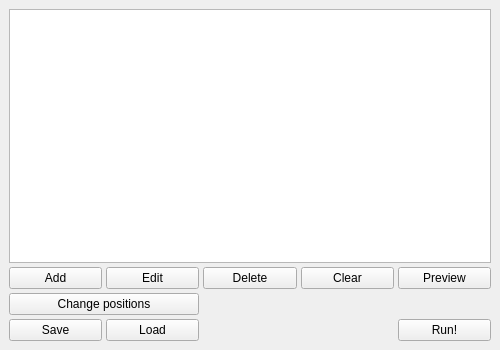
Above: mdma.ui from jakubwiktor/mdma before the change. Below: the same form after it.
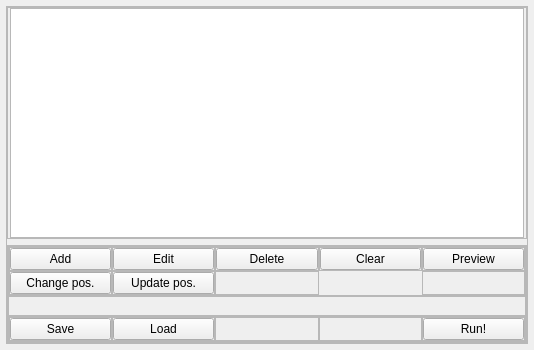
That is the form after the change.

Commit message: changed resising GUI, added acquisition class

The edit to the form file:
```diff
--- a/mdma.ui
+++ b/mdma.ui
@@ -1,122 +1,607 @@
 <?xml version="1.0" encoding="UTF-8"?>
 <ui version="4.0">
- <class>Mdma</class>
- <widget class="QMainWindow" name="Mdma">
-  <property name="enabled">
-   <bool>true</bool>
-  </property>
+ <class>MainWindow</class>
+ <widget class="QMainWindow" name="MainWindow">
   <property name="geometry">
    <rect>
     <x>0</x>
     <y>0</y>
-    <width>500</width>
+    <width>534</width>
     <height>350</height>
    </rect>
   </property>
-  <property name="minimumSize">
-   <size>
-    <width>500</width>
-    <height>350</height>
-   </size>
-  </property>
   <property name="windowTitle">
    <string>Mdma</string>
   </property>
   <widget class="QWidget" name="centralwidget">
-   <property name="enabled">
-    <bool>true</bool>
-   </property>
-   <property name="sizePolicy">
-    <sizepolicy hsizetype="Expanding" vsizetype="Expanding">
-     <horstretch>0</horstretch>
-     <verstretch>0</verstretch>
-    </sizepolicy>
-   </property>
-   <property name="minimumSize">
-    <size>
-     <width>0</width>
-     <height>0</height>
-    </size>
-   </property>
-   <layout class="QGridLayout" name="gridLayout_2">
+   <layout class="QGridLayout" name="gridLayout_3" rowstretch="0">
+    <property name="leftMargin">
+     <number>6</number>
+    </property>
+    <property name="topMargin">
+     <number>6</number>
+    </property>
+    <property name="rightMargin">
+     <number>6</number>
+    </property>
+    <property name="bottomMargin">
+     <number>6</number>
+    </property>
+    <property name="spacing">
+     <number>6</number>
+    </property>
     <item row="0" column="0">
-     <layout class="QGridLayout" name="gridLayout">
-      <property name="spacing">
-       <number>4</number>
+     <widget class="QFrame" name="frame">
+      <property name="frameShape">
+       <enum>QFrame::StyledPanel</enum>
       </property>
-      <item row="1" column="0">
-       <widget class="QPushButton" name="pushButton_addConfiguration">
-        <property name="text">
-         <string>Add</string>
-        </property>
-       </widget>
-      </item>
-      <item row="1" column="1">
-       <widget class="QPushButton" name="pushButton_editConfiguration">
-        <property name="text">
-         <string>Edit</string>
-        </property>
-       </widget>
-      </item>
-      <item row="1" column="2">
-       <widget class="QPushButton" name="pushButton_deleteConfiguration">
-        <property name="text">
-         <string>Delete</string>
-        </property>
-       </widget>
-      </item>
-      <item row="1" column="3">
-       <widget class="QPushButton" name="pushButton_clearConfiguration">
-        <property name="text">
-         <string>Clear</string>
-        </property>
-       </widget>
-      </item>
-      <item row="1" column="4">
-       <widget class="QPushButton" name="pushButton_preview">
-        <property name="sizePolicy">
-         <sizepolicy hsizetype="Minimum" vsizetype="Fixed">
-          <horstretch>0</horstretch>
-          <verstretch>0</verstretch>
-         </sizepolicy>
-        </property>
-        <property name="text">
-         <string>Preview</string>
-        </property>
-       </widget>
-      </item>
-      <item row="2" column="0" colspan="2">
-       <widget class="QPushButton" name="pushButton_changePositions">
-        <property name="text">
-         <string>Change positions</string>
-        </property>
-       </widget>
-      </item>
-      <item row="3" column="0">
-       <widget class="QPushButton" name="pushButton_save">
-        <property name="text">
-         <string>Save</string>
-        </property>
-       </widget>
-      </item>
-      <item row="3" column="1">
-       <widget class="QPushButton" name="pushButton_load">
-        <property name="text">
-         <string>Load</string>
-        </property>
-       </widget>
-      </item>
-      <item row="3" column="4">
-       <widget class="QPushButton" name="pushButton_run">
-        <property name="text">
-         <string>Run!</string>
-        </property>
-       </widget>
-      </item>
-      <item row="0" column="0" colspan="5">
-       <widget class="QListWidget" name="listWidget_configs"/>
-      </item>
-     </layout>
+      <property name="frameShadow">
+       <enum>QFrame::Raised</enum>
+      </property>
+      <layout class="QGridLayout" name="gridLayout_2">
+       <property name="leftMargin">
+        <number>0</number>
+       </property>
+       <property name="topMargin">
+        <number>0</number>
+       </property>
+       <property name="rightMargin">
+        <number>0</number>
+       </property>
+       <property name="bottomMargin">
+        <number>0</number>
+       </property>
+       <property name="horizontalSpacing">
+        <number>0</number>
+       </property>
+       <property name="verticalSpacing">
+        <number>6</number>
+       </property>
+       <item row="1" column="0">
+        <widget class="QFrame" name="frame_3">
+         <property name="frameShape">
+          <enum>QFrame::StyledPanel</enum>
+         </property>
+         <property name="frameShadow">
+          <enum>QFrame::Raised</enum>
+         </property>
+         <layout class="QVBoxLayout" name="verticalLayout_2">
+          <property name="spacing">
+           <number>0</number>
+          </property>
+          <property name="leftMargin">
+           <number>0</number>
+          </property>
+          <property name="topMargin">
+           <number>0</number>
+          </property>
+          <property name="rightMargin">
+           <number>0</number>
+          </property>
+          <property name="bottomMargin">
+           <number>0</number>
+          </property>
+          <item>
+           <widget class="QFrame" name="frame_4">
+            <property name="frameShape">
+             <enum>QFrame::StyledPanel</enum>
+            </property>
+            <property name="frameShadow">
+             <enum>QFrame::Raised</enum>
+            </property>
+            <layout class="QGridLayout" name="gridLayout">
+             <property name="leftMargin">
+              <number>0</number>
+             </property>
+             <property name="topMargin">
+              <number>0</number>
+             </property>
+             <property name="rightMargin">
+              <number>0</number>
+             </property>
+             <property name="bottomMargin">
+              <number>0</number>
+             </property>
+             <property name="spacing">
+              <number>0</number>
+             </property>
+             <item row="1" column="1">
+              <widget class="QFrame" name="frame_13">
+               <property name="frameShape">
+                <enum>QFrame::StyledPanel</enum>
+               </property>
+               <property name="frameShadow">
+                <enum>QFrame::Raised</enum>
+               </property>
+               <layout class="QHBoxLayout" name="horizontalLayout_8">
+                <property name="spacing">
+                 <number>0</number>
+                </property>
+                <property name="leftMargin">
+                 <number>0</number>
+                </property>
+                <property name="topMargin">
+                 <number>0</number>
+                </property>
+                <property name="rightMargin">
+                 <number>0</number>
+                </property>
+                <property name="bottomMargin">
+                 <number>0</number>
+                </property>
+                <item>
+                 <widget class="QPushButton" name="pushButton_updatePositions">
+                  <property name="text">
+                   <string>Update pos.</string>
+                  </property>
+                 </widget>
+                </item>
+               </layout>
+              </widget>
+             </item>
+             <item row="1" column="0">
+              <widget class="QFrame" name="frame_12">
+               <property name="frameShape">
+                <enum>QFrame::StyledPanel</enum>
+               </property>
+               <property name="frameShadow">
+                <enum>QFrame::Raised</enum>
+               </property>
+               <layout class="QHBoxLayout" name="horizontalLayout_7">
+                <property name="spacing">
+                 <number>0</number>
+                </property>
+                <property name="leftMargin">
+                 <number>0</number>
+                </property>
+                <property name="topMargin">
+                 <number>0</number>
+                </property>
+                <property name="rightMargin">
+                 <number>0</number>
+                </property>
+                <property name="bottomMargin">
+                 <number>0</number>
+                </property>
+                <item>
+                 <widget class="QPushButton" name="pushButton_changePositions">
+                  <property name="text">
+                   <string>Change pos.</string>
+                  </property>
+                 </widget>
+                </item>
+               </layout>
+              </widget>
+             </item>
+             <item row="0" column="0">
+              <widget class="QFrame" name="frame_7">
+               <property name="frameShape">
+                <enum>QFrame::StyledPanel</enum>
+               </property>
+               <property name="frameShadow">
+                <enum>QFrame::Raised</enum>
+               </property>
+               <layout class="QVBoxLayout" name="verticalLayout_3">
+                <property name="spacing">
+                 <number>0</number>
+                </property>
+                <property name="leftMargin">
+                 <number>0</number>
+                </property>
+                <property name="topMargin">
+                 <number>0</number>
+                </property>
+                <property name="rightMargin">
+                 <number>0</number>
+                </property>
+                <property name="bottomMargin">
+                 <number>0</number>
+                </property>
+                <item>
+                 <widget class="QPushButton" name="pushButton_addConfiguration">
+                  <property name="sizePolicy">
+                   <sizepolicy hsizetype="Minimum" vsizetype="Fixed">
+                    <horstretch>0</horstretch>
+                    <verstretch>0</verstretch>
+                   </sizepolicy>
+                  </property>
+                  <property name="text">
+                   <string>Add</string>
+                  </property>
+                 </widget>
+                </item>
+               </layout>
+              </widget>
+             </item>
+             <item row="0" column="2">
+              <widget class="QFrame" name="frame_9">
+               <property name="frameShape">
+                <enum>QFrame::StyledPanel</enum>
+               </property>
+               <property name="frameShadow">
+                <enum>QFrame::Raised</enum>
+               </property>
+               <layout class="QVBoxLayout" name="verticalLayout_5">
+                <property name="spacing">
+                 <number>0</number>
+                </property>
+                <property name="leftMargin">
+                 <number>0</number>
+                </property>
+                <property name="topMargin">
+                 <number>0</number>
+                </property>
+                <property name="rightMargin">
+                 <number>0</number>
+                </property>
+                <property name="bottomMargin">
+                 <number>0</number>
+                </property>
+                <item>
+                 <widget class="QPushButton" name="pushButton_deleteConfiguration">
+                  <property name="sizePolicy">
+                   <sizepolicy hsizetype="Minimum" vsizetype="Fixed">
+                    <horstretch>0</horstretch>
+                    <verstretch>0</verstretch>
+                   </sizepolicy>
+                  </property>
+                  <property name="text">
+                   <string>Delete</string>
+                  </property>
+                 </widget>
+                </item>
+               </layout>
+              </widget>
+             </item>
+             <item row="0" column="1">
+              <widget class="QFrame" name="frame_8">
+               <property name="frameShape">
+                <enum>QFrame::StyledPanel</enum>
+               </property>
+               <property name="frameShadow">
+                <enum>QFrame::Raised</enum>
+               </property>
+               <layout class="QVBoxLayout" name="verticalLayout_4">
+                <property name="spacing">
+                 <number>0</number>
+                </property>
+                <property name="leftMargin">
+                 <number>0</number>
+                </property>
+                <property name="topMargin">
+                 <number>0</number>
+                </property>
+                <property name="rightMargin">
+                 <number>0</number>
+                </property>
+                <property name="bottomMargin">
+                 <number>0</number>
+                </property>
+                <item>
+                 <widget class="QPushButton" name="pushButton_editConfiguration">
+                  <property name="sizePolicy">
+                   <sizepolicy hsizetype="Minimum" vsizetype="Fixed">
+                    <horstretch>0</horstretch>
+                    <verstretch>0</verstretch>
+                   </sizepolicy>
+                  </property>
+                  <property name="text">
+                   <string>Edit</string>
+                  </property>
+                 </widget>
+                </item>
+               </layout>
+              </widget>
+             </item>
+             <item row="0" column="4">
+              <widget class="QFrame" name="frame_11">
+               <property name="sizePolicy">
+                <sizepolicy hsizetype="Minimum" vsizetype="Preferred">
+                 <horstretch>0</horstretch>
+                 <verstretch>0</verstretch>
+                </sizepolicy>
+               </property>
+               <property name="frameShape">
+                <enum>QFrame::StyledPanel</enum>
+               </property>
+               <property name="frameShadow">
+                <enum>QFrame::Raised</enum>
+               </property>
+               <layout class="QVBoxLayout" name="verticalLayout_7">
+                <property name="spacing">
+                 <number>0</number>
+                </property>
+                <property name="leftMargin">
+                 <number>0</number>
+                </property>
+                <property name="topMargin">
+                 <number>0</number>
+                </property>
+                <property name="rightMargin">
+                 <number>0</number>
+                </property>
+                <property name="bottomMargin">
+                 <number>0</number>
+                </property>
+                <item>
+                 <widget class="QPushButton" name="pushButton_preview">
+                  <property name="sizePolicy">
+                   <sizepolicy hsizetype="Preferred" vsizetype="Fixed">
+                    <horstretch>0</horstretch>
+                    <verstretch>0</verstretch>
+                   </sizepolicy>
+                  </property>
+                  <property name="text">
+                   <string>Preview</string>
+                  </property>
+                 </widget>
+                </item>
+               </layout>
+              </widget>
+             </item>
+             <item row="1" column="4">
+              <widget class="QFrame" name="frame_16">
+               <property name="frameShape">
+                <enum>QFrame::StyledPanel</enum>
+               </property>
+               <property name="frameShadow">
+                <enum>QFrame::Raised</enum>
+               </property>
+              </widget>
+             </item>
+             <item row="1" column="2">
+              <widget class="QFrame" name="frame_14">
+               <property name="frameShape">
+                <enum>QFrame::StyledPanel</enum>
+               </property>
+               <property name="frameShadow">
+                <enum>QFrame::Raised</enum>
+               </property>
+              </widget>
+             </item>
+             <item row="0" column="3">
+              <widget class="QFrame" name="frame_10">
+               <property name="frameShape">
+                <enum>QFrame::StyledPanel</enum>
+               </property>
+               <property name="frameShadow">
+                <enum>QFrame::Raised</enum>
+               </property>
+               <layout class="QVBoxLayout" name="verticalLayout_6">
+                <property name="spacing">
+                 <number>0</number>
+                </property>
+                <property name="leftMargin">
+                 <number>0</number>
+                </property>
+                <property name="topMargin">
+                 <number>0</number>
+                </property>
+                <property name="rightMargin">
+                 <number>0</number>
+                </property>
+                <property name="bottomMargin">
+                 <number>0</number>
+                </property>
+                <item>
+                 <widget class="QPushButton" name="pushButton_clearConfiguration">
+                  <property name="sizePolicy">
+                   <sizepolicy hsizetype="Minimum" vsizetype="Fixed">
+                    <horstretch>0</horstretch>
+                    <verstretch>0</verstretch>
+                   </sizepolicy>
+                  </property>
+                  <property name="text">
+                   <string>Clear</string>
+                  </property>
+                 </widget>
+                </item>
+               </layout>
+              </widget>
+             </item>
+            </layout>
+           </widget>
+          </item>
+          <item>
+           <widget class="QFrame" name="frame_5">
+            <property name="minimumSize">
+             <size>
+              <width>0</width>
+              <height>20</height>
+             </size>
+            </property>
+            <property name="frameShape">
+             <enum>QFrame::StyledPanel</enum>
+            </property>
+            <property name="frameShadow">
+             <enum>QFrame::Raised</enum>
+            </property>
+           </widget>
+          </item>
+          <item>
+           <widget class="QFrame" name="frame_6">
+            <property name="frameShape">
+             <enum>QFrame::StyledPanel</enum>
+            </property>
+            <property name="frameShadow">
+             <enum>QFrame::Raised</enum>
+            </property>
+            <layout class="QHBoxLayout" name="horizontalLayout_11">
+             <property name="spacing">
+              <number>0</number>
+             </property>
+             <property name="leftMargin">
+              <number>0</number>
+             </property>
+             <property name="topMargin">
+              <number>0</number>
+             </property>
+             <property name="rightMargin">
+              <number>0</number>
+             </property>
+             <property name="bottomMargin">
+              <number>0</number>
+             </property>
+             <item>
+              <widget class="QFrame" name="frame_17">
+               <property name="frameShape">
+                <enum>QFrame::StyledPanel</enum>
+               </property>
+               <property name="frameShadow">
+                <enum>QFrame::Raised</enum>
+               </property>
+               <layout class="QHBoxLayout" name="horizontalLayout_10">
+                <property name="spacing">
+                 <number>0</number>
+                </property>
+                <property name="leftMargin">
+                 <number>0</number>
+                </property>
+                <property name="topMargin">
+                 <number>0</number>
+                </property>
+                <property name="rightMargin">
+                 <number>0</number>
+                </property>
+                <property name="bottomMargin">
+                 <number>0</number>
+                </property>
+                <item>
+                 <widget class="QPushButton" name="pushButton_save">
+                  <property name="text">
+                   <string>Save</string>
+                  </property>
+                 </widget>
+                </item>
+               </layout>
+              </widget>
+             </item>
+             <item>
+              <widget class="QFrame" name="frame_18">
+               <property name="frameShape">
+                <enum>QFrame::StyledPanel</enum>
+               </property>
+               <property name="frameShadow">
+                <enum>QFrame::Raised</enum>
+               </property>
+               <layout class="QHBoxLayout" name="horizontalLayout_9">
+                <property name="spacing">
+                 <number>0</number>
+                </property>
+                <property name="leftMargin">
+                 <number>0</number>
+                </property>
+                <property name="topMargin">
+                 <number>0</number>
+                </property>
+                <property name="rightMargin">
+                 <number>0</number>
+                </property>
+                <property name="bottomMargin">
+                 <number>0</number>
+                </property>
+                <item>
+                 <widget class="QPushButton" name="pushButton_load">
+                  <property name="text">
+                   <string>Load</string>
+                  </property>
+                 </widget>
+                </item>
+               </layout>
+              </widget>
+             </item>
+             <item>
+              <widget class="QFrame" name="frame_19">
+               <property name="frameShape">
+                <enum>QFrame::StyledPanel</enum>
+               </property>
+               <property name="frameShadow">
+                <enum>QFrame::Raised</enum>
+               </property>
+              </widget>
+             </item>
+             <item>
+              <widget class="QFrame" name="frame_20">
+               <property name="frameShape">
+                <enum>QFrame::StyledPanel</enum>
+               </property>
+               <property name="frameShadow">
+                <enum>QFrame::Raised</enum>
+               </property>
+              </widget>
+             </item>
+             <item>
+              <widget class="QFrame" name="frame_21">
+               <property name="frameShape">
+                <enum>QFrame::StyledPanel</enum>
+               </property>
+               <property name="frameShadow">
+                <enum>QFrame::Raised</enum>
+               </property>
+               <layout class="QVBoxLayout" name="verticalLayout">
+                <property name="spacing">
+                 <number>0</number>
+                </property>
+                <property name="leftMargin">
+                 <number>0</number>
+                </property>
+                <property name="topMargin">
+                 <number>0</number>
+                </property>
+                <property name="rightMargin">
+                 <number>0</number>
+                </property>
+                <property name="bottomMargin">
+                 <number>0</number>
+                </property>
+                <item>
+                 <widget class="QPushButton" name="pushButton_run">
+                  <property name="text">
+                   <string>Run!</string>
+                  </property>
+                 </widget>
+                </item>
+               </layout>
+              </widget>
+             </item>
+            </layout>
+           </widget>
+          </item>
+         </layout>
+        </widget>
+       </item>
+       <item row="0" column="0">
+        <widget class="QFrame" name="frame_2">
+         <property name="frameShape">
+          <enum>QFrame::StyledPanel</enum>
+         </property>
+         <property name="frameShadow">
+          <enum>QFrame::Raised</enum>
+         </property>
+         <layout class="QHBoxLayout" name="horizontalLayout">
+          <property name="spacing">
+           <number>0</number>
+          </property>
+          <property name="leftMargin">
+           <number>2</number>
+          </property>
+          <property name="topMargin">
+           <number>0</number>
+          </property>
+          <property name="rightMargin">
+           <number>2</number>
+          </property>
+          <property name="bottomMargin">
+           <number>0</number>
+          </property>
+          <item>
+           <widget class="QListWidget" name="listWidget_configs"/>
+          </item>
+         </layout>
+        </widget>
+       </item>
+      </layout>
+     </widget>
     </item>
    </layout>
   </widget>
```
Left out of the diff: 2 changed lines with no effect on the pictures. The commit also changes 1 other file.
